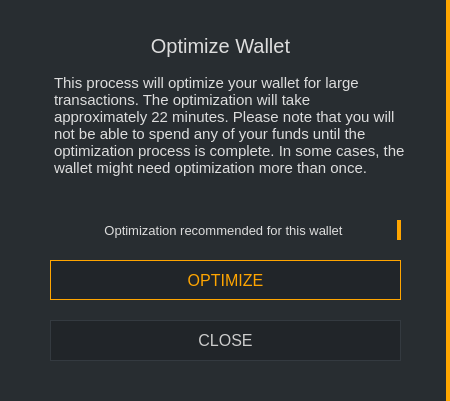
Old version of the form src/gui/ui/transactionconfirmation.ui in the repository ConcealNetwork/conceal-desktop.
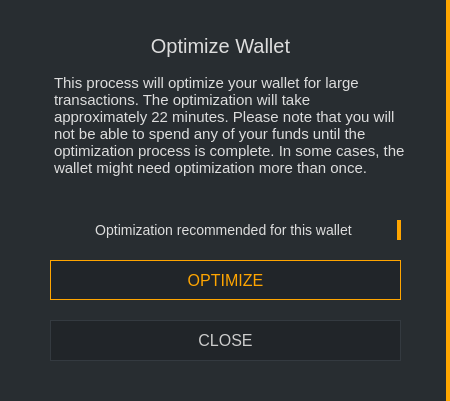
New version of the form.

Diff of the .ui file:
```diff
--- a/src/gui/ui/transactionconfirmation.ui
+++ b/src/gui/ui/transactionconfirmation.ui
@@ -95,7 +95,7 @@
      </font>
     </property>
     <property name="styleSheet">
-     <string notr="true">color: #ddd; border-right: 0p; font-size: 13px;</string>
+     <string notr="true">color: #ddd; border-right: 0p; font-size: 14px;</string>
     </property>
     <property name="text">
      <string>Optimization recommended for this wallet</string>
```
Left out of the diff: 2 changed lines with no effect on the pictures.
